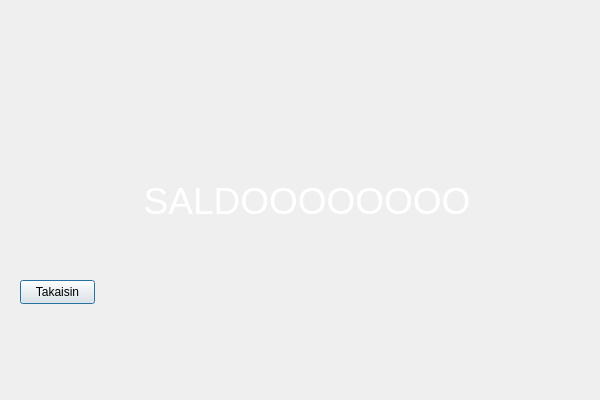
Old version of the form frontend/balancewindow.ui in the repository 22kmo-project/group_3.
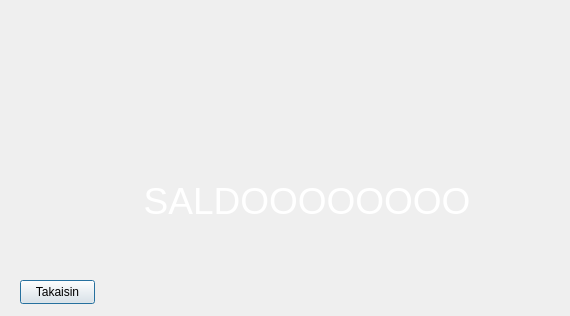
New version of the form. Icons and pictures are not drawn.

```diff
--- a/frontend/balancewindow.ui
+++ b/frontend/balancewindow.ui
@@ -6,8 +6,8 @@
    <rect>
     <x>0</x>
     <y>0</y>
-    <width>600</width>
-    <height>400</height>
+    <width>570</width>
+    <height>316</height>
    </rect>
   </property>
   <property name="windowTitle">
```
